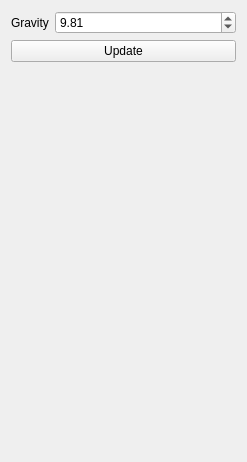
Old version of the form forms/widgetfountain.ui in the repository Midnaaaaaa/physics-simulation.
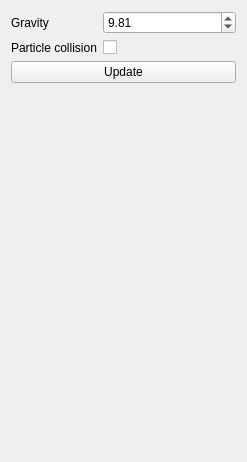
New version of the form.

Commit message: Scene fountain particle collision (not working properly because sphere sphere doesn't account for the collider to be moving, a new collider function should be added

What changed in the file:
```diff
--- a/forms/widgetfountain.ui
+++ b/forms/widgetfountain.ui
@@ -34,13 +34,27 @@
      </property>
     </widget>
    </item>
-   <item row="1" column="0" colspan="2">
+   <item row="2" column="0" colspan="2">
     <widget class="QPushButton" name="btnUpdate">
      <property name="text">
       <string>Update</string>
      </property>
     </widget>
    </item>
+   <item row="1" column="0">
+    <widget class="QLabel" name="label_2">
+     <property name="text">
+      <string>Particle collision</string>
+     </property>
+    </widget>
+   </item>
+   <item row="1" column="1">
+    <widget class="QCheckBox" name="particleCollision">
+     <property name="text">
+      <string/>
+     </property>
+    </widget>
+   </item>
   </layout>
  </widget>
  <resources/>
```
The commit also changes 8 other files.
